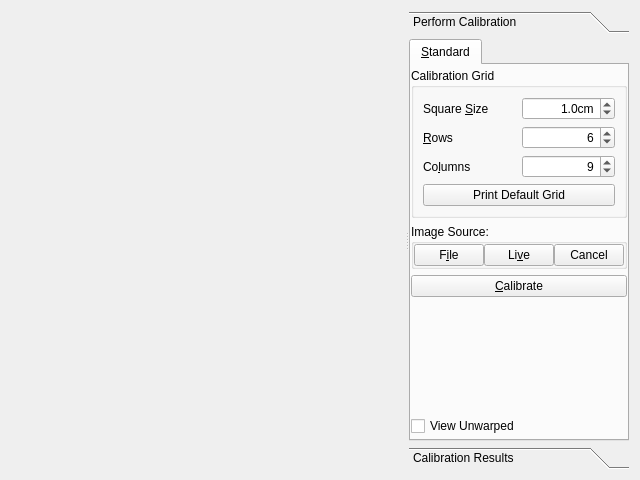
Old version of the form app/src/tools/gui/CalibratePositionToolWidget.ui in the repository dysonltd-zz/gts.
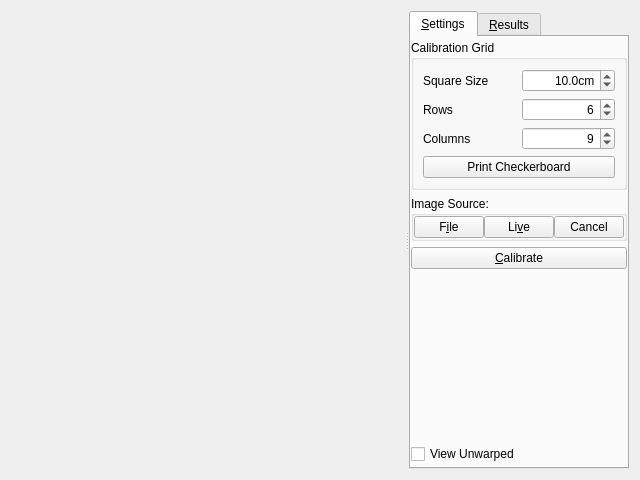
New version of the form. Custom widgets are drawn as their Qt base class.

Patch:
```diff
--- a/app/src/tools/gui/CalibratePositionToolWidget.ui
+++ b/app/src/tools/gui/CalibratePositionToolWidget.ui
@@ -39,7 +39,7 @@
        </sizepolicy>
       </property>
      </widget>
-     <widget class="QToolBox" name="m_calibrationToolBox">
+     <widget class="QFrame" name="m_calibrationFrame">
       <property name="sizePolicy">
        <sizepolicy hsizetype="Preferred" vsizetype="Preferred">
         <horstretch>1</horstretch>
@@ -52,18 +52,6 @@
         <height>0</height>
        </size>
       </property>
-      <widget class="QWidget" name="m_performCalibrationPage">
-       <property name="geometry">
-        <rect>
-         <x>0</x>
-         <y>0</y>
-         <width>220</width>
-         <height>400</height>
-        </rect>
-       </property>
-       <attribute name="label">
-        <string>Perform Calibration</string>
-       </attribute>
        <layout class="QHBoxLayout" name="horizontalLayout_5">
         <property name="spacing">
          <number>0</number>
@@ -84,7 +72,7 @@
           </property>
           <widget class="QWidget" name="m_standardOptionsPage">
            <attribute name="title">
-            <string>&amp;Standard</string>
+           <string>&amp;Settings</string>
            </attribute>
            <layout class="QVBoxLayout" name="verticalLayout">
             <property name="spacing">
@@ -117,20 +105,14 @@
                   </size>
                  </property>
                  <property name="text">
-                  <string>Square &amp;Size</string>
-                 </property>
-                 <property name="buddy">
-                  <cstring>m_gridSquareSizeSpinBox</cstring>
+                 <string>Square Size</string>
                  </property>
                 </widget>
                </item>
                <item row="1" column="0">
                 <widget class="QLabel" name="label_7">
                  <property name="text">
-                  <string>&amp;Rows</string>
-                 </property>
-                 <property name="buddy">
-                  <cstring>m_gridRowsSpinBox</cstring>
+                 <string>Rows</string>
                  </property>
                 </widget>
                </item>
@@ -153,10 +135,7 @@
                <item row="2" column="0">
                 <widget class="QLabel" name="label_8">
                  <property name="text">
-                  <string>Co&amp;lumns</string>
-                 </property>
-                 <property name="buddy">
-                  <cstring>m_gridColumnsSpinBox</cstring>
+                 <string>Columns</string>
                  </property>
                 </widget>
                </item>
@@ -182,7 +161,7 @@
                   <bool>true</bool>
                  </property>
                  <property name="text">
-                  <string>Print Default Grid</string>
+                 <string>Print Checkerboard</string>
                  </property>
                 </widget>
                </item>
@@ -204,7 +183,7 @@
                   <double>0.100000000000000</double>
                  </property>
                  <property name="value">
-                  <double>1.000000000000000</double>
+                 <double>10.000000000000000</double>
                  </property>
                 </widget>
                </item>
@@ -317,29 +296,11 @@
             </item>
            </layout>
           </widget>
-         </widget>
-        </item>
-       </layout>
-      </widget>
-      <widget class="QWidget" name="m_calibrationResultsPage">
-       <property name="geometry">
-        <rect>
-         <x>0</x>
-         <y>0</y>
-         <width>98</width>
-         <height>85</height>
-        </rect>
-       </property>
-       <attribute name="label">
-        <string>Calibration Results</string>
-       </attribute>
-       <layout class="QVBoxLayout" name="verticalLayout_4">
-        <property name="spacing">
-         <number>3</number>
-        </property>
-        <property name="margin">
-         <number>3</number>
-        </property>
+         <widget class="QWidget" name="tab">
+          <attribute name="title">
+           <string>&amp;Results</string>
+          </attribute>
+          <layout class="QVBoxLayout" name="verticalLayout_3">
         <item>
          <widget class="QTextBrowser" name="m_resultsTextBrowser">
           <property name="palette">
@@ -393,6 +354,9 @@
         </item>
        </layout>
       </widget>
+        </widget>
+       </item>
+      </layout>
      </widget>
     </widget>
    </item>
```
Left out of the diff: 6 changed lines with no effect on the pictures. Lines whose indentation alone changed are shown as unchanged.
